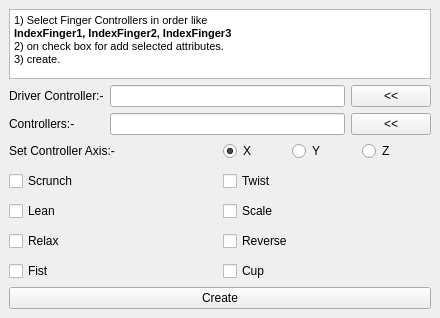
Before: the Qt Designer form rigtools/ui/aspToolsUI/ui_aspFingerAttributes.ui in durgeshn/rigtools, drawn with Qt 5.
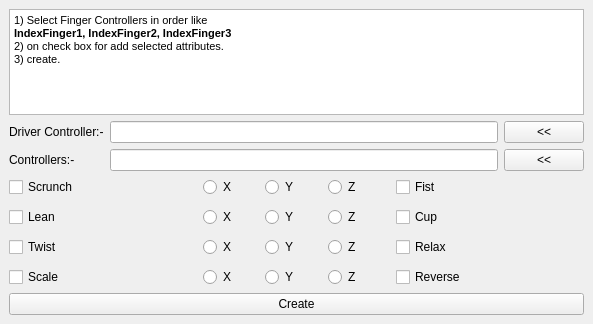
After: the same form once the commit is applied.

Patch:
```diff
--- a/rigtools/ui/aspToolsUI/ui_aspFingerAttributes.ui
+++ b/rigtools/ui/aspToolsUI/ui_aspFingerAttributes.ui
@@ -6,8 +6,8 @@
    <rect>
     <x>0</x>
     <y>0</y>
-    <width>440</width>
-    <height>288</height>
+    <width>593</width>
+    <height>324</height>
    </rect>
   </property>
   <property name="windowTitle">
@@ -15,6 +15,51 @@
   </property>
   <widget class="QWidget" name="centralwidget">
    <layout class="QGridLayout" name="gridLayout_2">
+    <item row="1" column="0">
+     <layout class="QGridLayout" name="gridLayout">
+      <item row="0" column="2">
+       <widget class="QPushButton" name="aspFaLoadDriver_btn">
+        <property name="text">
+         <string>&lt;&lt;</string>
+        </property>
+       </widget>
+      </item>
+      <item row="0" column="1">
+       <widget class="QLineEdit" name="aspFaDriverControllers_LE"/>
+      </item>
+      <item row="0" column="0">
+       <widget class="QLabel" name="label_2">
+        <property name="text">
+         <string>Driver Controller:-</string>
+        </property>
+       </widget>
+      </item>
+      <item row="1" column="1">
+       <widget class="QLineEdit" name="aspFaFingerControllers_LE"/>
+      </item>
+      <item row="1" column="2">
+       <widget class="QPushButton" name="aspFaLoadFingers_btn">
+        <property name="text">
+         <string>&lt;&lt;</string>
+        </property>
+       </widget>
+      </item>
+      <item row="1" column="0">
+       <widget class="QLabel" name="label_3">
+        <property name="text">
+         <string>Controllers:-</string>
+        </property>
+       </widget>
+      </item>
+     </layout>
+    </item>
+    <item row="4" column="0">
+     <widget class="QPushButton" name="aspFaCreate_btn">
+      <property name="text">
+       <string>Create</string>
+      </property>
+     </widget>
+    </item>
     <item row="0" column="0">
      <widget class="QTextBrowser" name="textBrowser_2">
       <property name="html">
@@ -22,10 +67,10 @@
 &lt;html&gt;&lt;head&gt;&lt;meta name=&quot;qrichtext&quot; content=&quot;1&quot; /&gt;&lt;style type=&quot;text/css&quot;&gt;
 p, li { white-space: pre-wrap; }
 &lt;/style&gt;&lt;/head&gt;&lt;body style=&quot; font-family:'MS Shell Dlg 2'; font-size:8.25pt; font-weight:400; font-style:normal;&quot;&gt;
-&lt;p style=&quot; margin-top:0px; margin-bottom:0px; margin-left:0px; margin-right:0px; -qt-block-indent:0; text-indent:0px;&quot;&gt;1) Select Finger Controllers in order like&lt;/p&gt;
-&lt;p style=&quot; margin-top:0px; margin-bottom:0px; margin-left:0px; margin-right:0px; -qt-block-indent:0; text-indent:0px;&quot;&gt;&lt;span style=&quot; font-weight:600;&quot;&gt;IndexFinger1, IndexFinger2, IndexFinger3&lt;/span&gt;&lt;/p&gt;
-&lt;p style=&quot; margin-top:0px; margin-bottom:0px; margin-left:0px; margin-right:0px; -qt-block-indent:0; text-indent:0px;&quot;&gt;2) on check box for add selected attributes.&lt;/p&gt;
-&lt;p style=&quot; margin-top:0px; margin-bottom:0px; margin-left:0px; margin-right:0px; -qt-block-indent:0; text-indent:0px;&quot;&gt;3) create.&lt;/p&gt;&lt;/body&gt;&lt;/html&gt;</string>
+&lt;p style=&quot; margin-top:0px; margin-bottom:0px; margin-left:0px; margin-right:0px; -qt-block-indent:0; text-indent:0px;&quot;&gt;&lt;span style=&quot; font-size:8pt;&quot;&gt;1) Select Finger Controllers in order like&lt;/span&gt;&lt;/p&gt;
+&lt;p style=&quot; margin-top:0px; margin-bottom:0px; margin-left:0px; margin-right:0px; -qt-block-indent:0; text-indent:0px;&quot;&gt;&lt;span style=&quot; font-size:8pt; font-weight:600;&quot;&gt;IndexFinger1, IndexFinger2, IndexFinger3&lt;/span&gt;&lt;/p&gt;
+&lt;p style=&quot; margin-top:0px; margin-bottom:0px; margin-left:0px; margin-right:0px; -qt-block-indent:0; text-indent:0px;&quot;&gt;&lt;span style=&quot; font-size:8pt;&quot;&gt;2) on check box for add selected attributes.&lt;/span&gt;&lt;/p&gt;
+&lt;p style=&quot; margin-top:0px; margin-bottom:0px; margin-left:0px; margin-right:0px; -qt-block-indent:0; text-indent:0px;&quot;&gt;&lt;span style=&quot; font-size:8pt;&quot;&gt;3) create.&lt;/span&gt;&lt;/p&gt;&lt;/body&gt;&lt;/html&gt;</string>
       </property>
      </widget>
     </item>
@@ -34,144 +79,204 @@
       <property name="verticalSpacing">
        <number>10</number>
       </property>
-      <item row="1" column="1">
-       <widget class="QCheckBox" name="aspFaTwist_cb">
+      <item row="3" column="1">
+       <layout class="QHBoxLayout" name="horizontalLayout_6">
+        <item>
+         <layout class="QHBoxLayout" name="horizontalLayout_3">
+          <item>
+           <widget class="QRadioButton" name="fa_scale_x_rb">
+            <property name="text">
+             <string>X</string>
+            </property>
+            <attribute name="buttonGroup">
+             <string notr="true">buttonGroup_4</string>
+            </attribute>
+           </widget>
+          </item>
+          <item>
+           <widget class="QRadioButton" name="fa_scale_y_rb">
+            <property name="text">
+             <string>Y</string>
+            </property>
+            <attribute name="buttonGroup">
+             <string notr="true">buttonGroup_4</string>
+            </attribute>
+           </widget>
+          </item>
+          <item>
+           <widget class="QRadioButton" name="fa_scale_z_rb">
+            <property name="text">
+             <string>Z</string>
+            </property>
+            <attribute name="buttonGroup">
+             <string notr="true">buttonGroup_4</string>
+            </attribute>
+           </widget>
+          </item>
+         </layout>
+        </item>
+       </layout>
+      </item>
+      <item row="3" column="2">
+       <widget class="QCheckBox" name="aspFaReverse_cb">
         <property name="text">
-         <string>Twist</string>
+         <string>Reverse</string>
         </property>
        </widget>
       </item>
-      <item row="2" column="0">
+      <item row="0" column="1">
+       <layout class="QHBoxLayout" name="horizontalLayout_4">
+        <item>
+         <widget class="QRadioButton" name="fa_scrunch_x_rb">
+          <property name="text">
+           <string>X</string>
+          </property>
+          <attribute name="buttonGroup">
+           <string notr="true">buttonGroup</string>
+          </attribute>
+         </widget>
+        </item>
+        <item>
+         <widget class="QRadioButton" name="fa_scrunch_y_rb">
+          <property name="text">
+           <string>Y</string>
+          </property>
+          <attribute name="buttonGroup">
+           <string notr="true">buttonGroup</string>
+          </attribute>
+         </widget>
+        </item>
+        <item>
+         <widget class="QRadioButton" name="fa_scrunch_z_rb">
+          <property name="text">
+           <string>Z</string>
+          </property>
+          <attribute name="buttonGroup">
+           <string notr="true">buttonGroup</string>
+          </attribute>
+         </widget>
+        </item>
+       </layout>
+      </item>
+      <item row="1" column="1">
+       <layout class="QHBoxLayout" name="horizontalLayout_5">
+        <item>
+         <widget class="QRadioButton" name="fa_lean_x_rb">
+          <property name="text">
+           <string>X</string>
+          </property>
+          <attribute name="buttonGroup">
+           <string notr="true">buttonGroup_3</string>
+          </attribute>
+         </widget>
+        </item>
+        <item>
+         <widget class="QRadioButton" name="fa_lean_y_rb">
+          <property name="text">
+           <string>Y</string>
+          </property>
+          <attribute name="buttonGroup">
+           <string notr="true">buttonGroup_3</string>
+          </attribute>
+         </widget>
+        </item>
+        <item>
+         <widget class="QRadioButton" name="fa_lean_z_rb">
+          <property name="text">
+           <string>Z</string>
+          </property>
+          <attribute name="buttonGroup">
+           <string notr="true">buttonGroup_3</string>
+          </attribute>
+         </widget>
+        </item>
+       </layout>
+      </item>
+      <item row="1" column="0">
        <widget class="QCheckBox" name="aspFaLean_cb">
         <property name="text">
          <string>Lean</string>
         </property>
        </widget>
       </item>
-      <item row="2" column="1">
-       <widget class="QCheckBox" name="aspFaScale_cb">
-        <property name="text">
-         <string>Scale</string>
-        </property>
-       </widget>
-      </item>
-      <item row="3" column="0">
-       <widget class="QCheckBox" name="aspFaRelax_cb">
-        <property name="text">
-         <string>Relax</string>
-        </property>
-       </widget>
-      </item>
-      <item row="1" column="0">
+      <item row="0" column="0">
        <widget class="QCheckBox" name="aspFaScrunch_cb">
         <property name="text">
          <string>Scrunch</string>
         </property>
        </widget>
       </item>
-      <item row="4" column="0">
-       <widget class="QCheckBox" name="aspFaFist_cb">
-        <property name="text">
-         <string>Fist</string>
-        </property>
-       </widget>
-      </item>
-      <item row="3" column="1">
-       <widget class="QCheckBox" name="aspFaReverse_cb">
-        <property name="text">
-         <string>Reverse</string>
-        </property>
-       </widget>
-      </item>
-      <item row="4" column="1">
+      <item row="1" column="2">
        <widget class="QCheckBox" name="aspFaCup_cb">
         <property name="text">
          <string>Cup</string>
         </property>
        </widget>
       </item>
-      <item row="0" column="0">
-       <widget class="QLabel" name="label">
+      <item row="2" column="2">
+       <widget class="QCheckBox" name="aspFaRelax_cb">
         <property name="text">
-         <string>Set Controller Axis:-</string>
+         <string>Relax</string>
         </property>
        </widget>
       </item>
-      <item row="0" column="1">
-       <layout class="QHBoxLayout" name="horizontalLayout">
+      <item row="2" column="0">
+       <widget class="QCheckBox" name="aspFaTwist_cb">
+        <property name="text">
+         <string>Twist</string>
+        </property>
+       </widget>
+      </item>
+      <item row="0" column="2">
+       <widget class="QCheckBox" name="aspFaFist_cb">
+        <property name="text">
+         <string>Fist</string>
+        </property>
+       </widget>
+      </item>
+      <item row="2" column="1">
+       <layout class="QHBoxLayout" name="horizontalLayout_2">
         <item>
-         <widget class="QRadioButton" name="aspFaAxisX_rb">
+         <widget class="QRadioButton" name="fa_twist_x_rb">
           <property name="text">
            <string>X</string>
           </property>
-          <property name="checked">
-           <bool>true</bool>
-          </property>
+          <attribute name="buttonGroup">
+           <string notr="true">buttonGroup_2</string>
+          </attribute>
          </widget>
         </item>
         <item>
-         <widget class="QRadioButton" name="aspFaAxisY_rb">
+         <widget class="QRadioButton" name="fa_twist_y_rb">
           <property name="text">
            <string>Y</string>
           </property>
+          <attribute name="buttonGroup">
+           <string notr="true">buttonGroup_2</string>
+          </attribute>
          </widget>
         </item>
         <item>
-         <widget class="QRadioButton" name="aspFaAxisZ_rb">
+         <widget class="QRadioButton" name="fa_twist_z_rb">
           <property name="text">
            <string>Z</string>
           </property>
+          <attribute name="buttonGroup">
+           <string notr="true">buttonGroup_2</string>
+          </attribute>
          </widget>
         </item>
        </layout>
       </item>
-     </layout>
-    </item>
-    <item row="1" column="0">
-     <layout class="QGridLayout" name="gridLayout">
-      <item row="0" column="2">
-       <widget class="QPushButton" name="aspFaLoadDriver_btn">
+      <item row="3" column="0">
+       <widget class="QCheckBox" name="aspFaScale_cb">
         <property name="text">
-         <string>&lt;&lt;</string>
+         <string>Scale</string>
         </property>
        </widget>
       </item>
-      <item row="0" column="1">
-       <widget class="QLineEdit" name="aspFaDriverControllers_LE"/>
-      </item>
-      <item row="0" column="0">
-       <widget class="QLabel" name="label_2">
-        <property name="text">
-         <string>Driver Controller:-</string>
-        </property>
-       </widget>
-      </item>
-      <item row="1" column="1">
-       <widget class="QLineEdit" name="aspFaFingerControllers_LE"/>
-      </item>
-      <item row="1" column="2">
-       <widget class="QPushButton" name="aspFaLoadFingers_btn">
-        <property name="text">
-         <string>&lt;&lt;</string>
-        </property>
-       </widget>
-      </item>
-      <item row="1" column="0">
-       <widget class="QLabel" name="label_3">
-        <property name="text">
-         <string>Controllers:-</string>
-        </property>
-       </widget>
-      </item>
      </layout>
     </item>
-    <item row="4" column="0">
-     <widget class="QPushButton" name="aspFaCreate_btn">
-      <property name="text">
-       <string>Create</string>
-      </property>
-     </widget>
-    </item>
    </layout>
   </widget>
  </widget>
```
Left out of the diff: 6 changed lines with no effect on the pictures.
